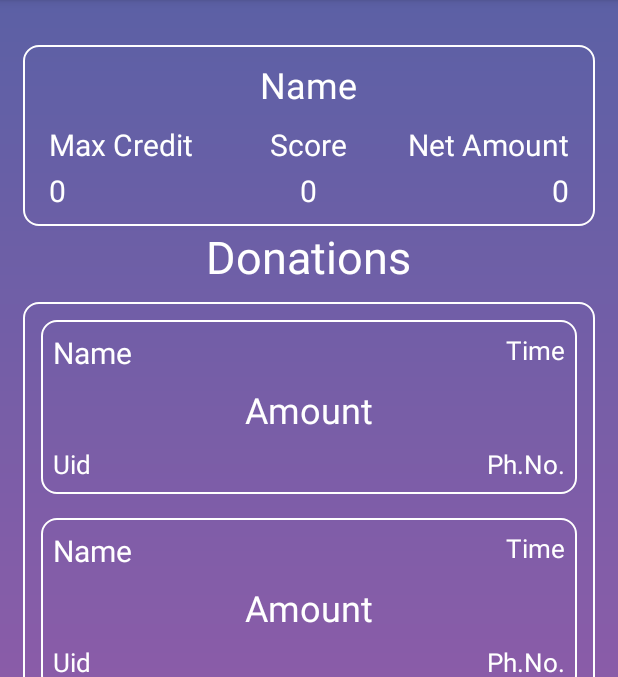
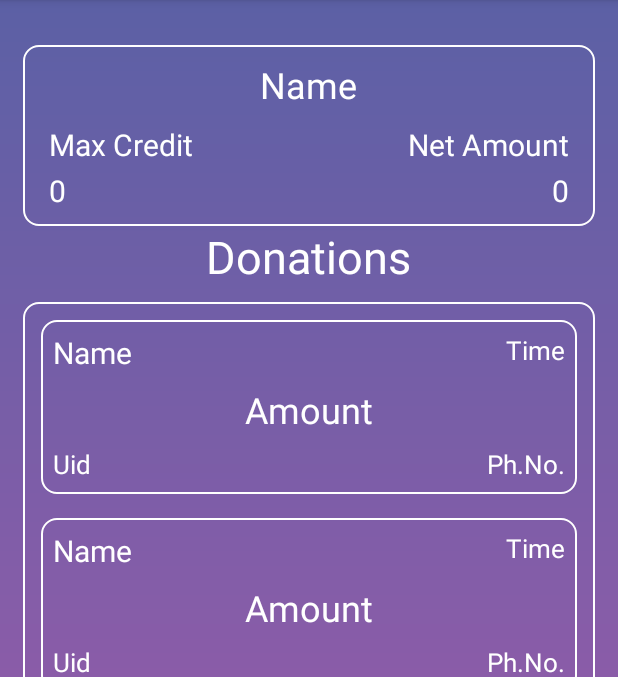
Before and after one commit to garrysawyers3007/DaanCorona, an Android app: the MainActivity screen opened directly, with no data from a screen before it, on a phone screen of 412 x 824 dp, the part 84-761 px from its top. Run offline under Robolectric (Android 15) with nearby library versions, the phone set to English and light mode, and no system bars.

```diff
--- a/app/build.gradle
+++ b/app/build.gradle
@@ -32,6 +32,7 @@ dependencies {
     implementation 'com.google.firebase:firebase-auth:19.3.0'
     implementation 'com.google.android.material:material:1.1.0'
     implementation 'androidx.legacy:legacy-support-v4:1.0.0'
+    implementation("com.squareup.okhttp3:okhttp:4.4.0")
     implementation "androidx.recyclerview:recyclerview:1.1.0"
     implementation 'com.google.code.gson:gson:2.8.6'
     api 'com.theartofdev.edmodo:android-image-cropper:2.8.+'
--- a/app/src/main/res/layout/activity_main.xml
+++ b/app/src/main/res/layout/activity_main.xml
@@ -71,28 +71,7 @@
             android:layout_alignParentRight="true"
             android:layout_marginRight="17dp"
             android:layout_marginTop="3dp"/>
-        <TextView
-            android:id="@+id/timetxt"
-            android:layout_width="wrap_content"
-            android:layout_height="wrap_content"
-            android:text="Score"
-            android:layout_below="@+id/name"
-            android:textColor="#fff"
-            android:textSize="20sp"
-            android:layout_centerHorizontal="true"
-            android:layout_marginRight="17dp"
-            android:layout_marginTop="10dp"/>
-        <TextView
-            android:id="@+id/time"
-            android:layout_width="wrap_content"
-            android:layout_height="wrap_content"
-            android:text="0"
-            android:layout_below="@+id/timetxt"
-            android:textColor="#fff"
-            android:textSize="20sp"
-            android:layout_centerHorizontal="true"
-            android:layout_marginRight="40dp"
-            android:layout_marginTop="3dp"/>
+
     </RelativeLayout>
 
     <TextView
```
Also changed, not shown: app/src/main/java/com/lendeasy/daancorona/LoginActivity.java (+139 -80 lines), app/src/main/java/com/lendeasy/daancorona/MainActivity.java (+47 -0 lines).
